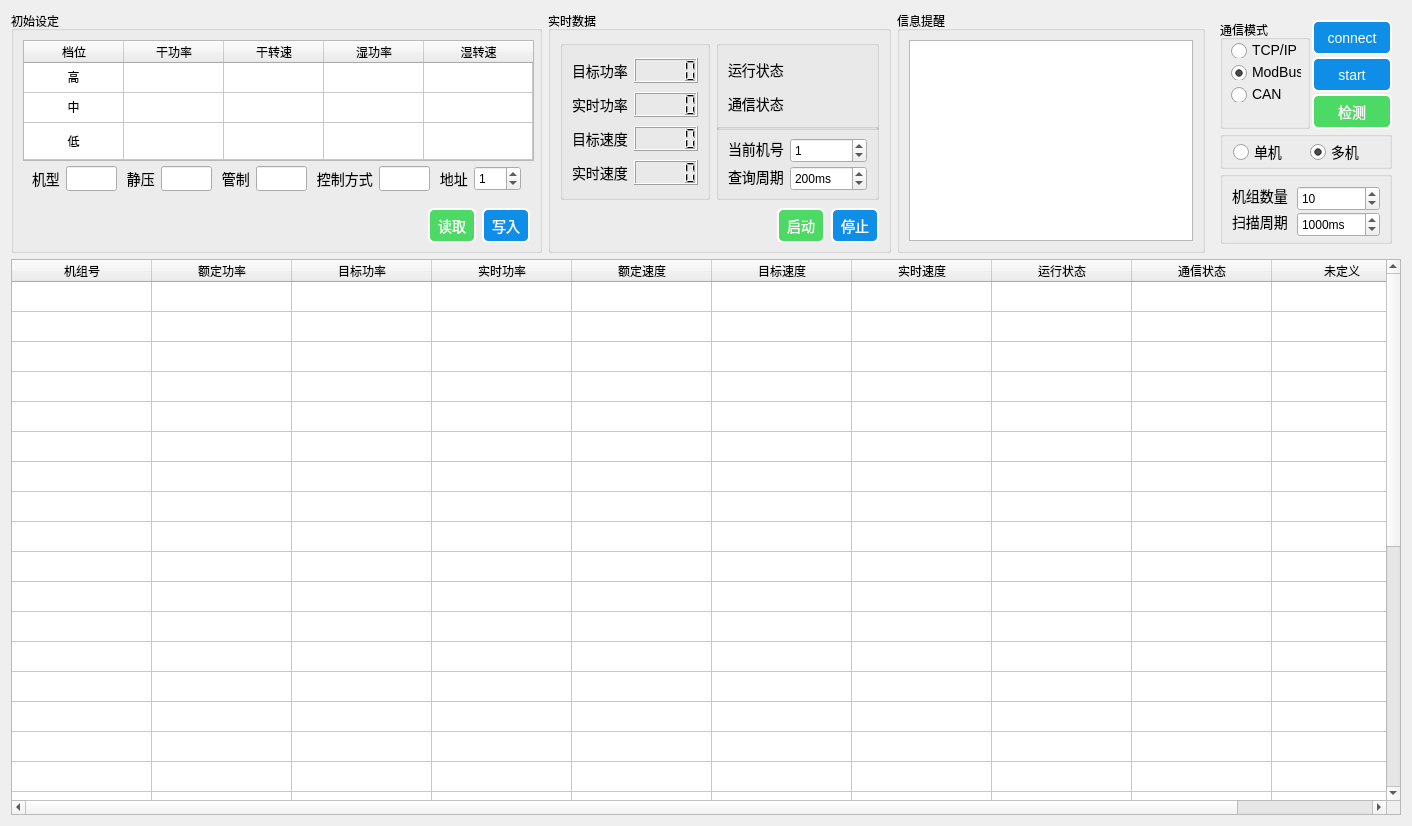
This is userui/fanmotorui.ui in pkzju/QSuperConsole as Qt 5 draws it before an edit. The edited form follows.
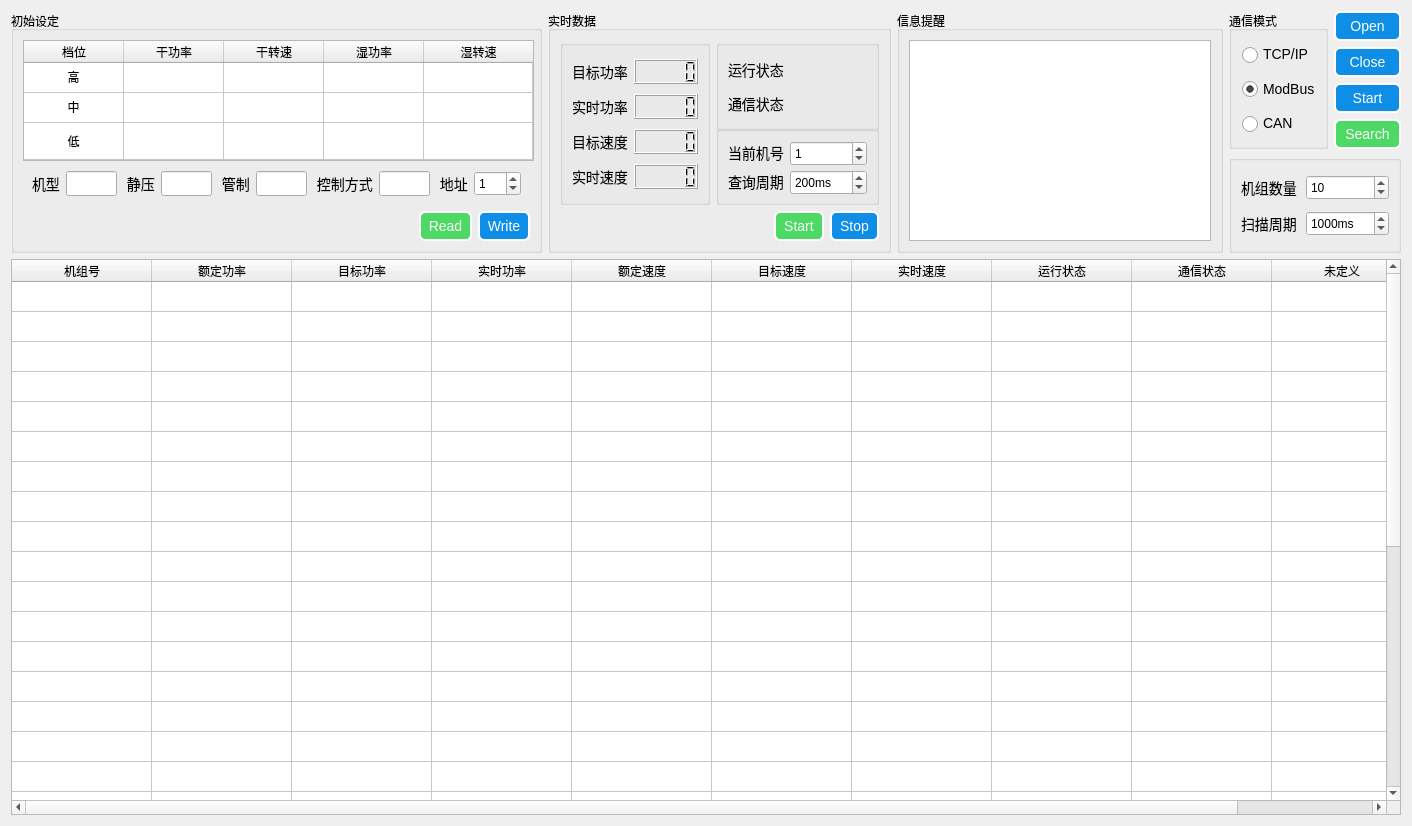
This is the edited form. Icons and pictures are not drawn. Custom widgets are drawn as their Qt base class.

The edit to the form file:
```diff
--- a/userui/fanmotorui.ui
+++ b/userui/fanmotorui.ui
@@ -92,7 +92,7 @@
     	image: url(:/images/skin/images/checkb_check.png);
     }</string>
   </property>
-  <layout class="QGridLayout" name="gridLayout_8">
+  <layout class="QGridLayout" name="gridLayout_9">
    <item row="0" column="0">
     <widget class="QGroupBox" name="groupBox_4">
      <property name="minimumSize">
@@ -369,7 +369,7 @@
        </widget>
       </item>
       <item row="1" column="0">
-       <widget class="QWidget" name="" native="true">
+       <widget class="QWidget" name="widget" native="true">
         <layout class="QHBoxLayout" name="horizontalLayout">
          <item>
           <widget class="QLabel" name="label">
@@ -528,7 +528,7 @@
           <property name="minimumSize">
            <size>
             <width>0</width>
-            <height>35</height>
+            <height>30</height>
            </size>
           </property>
           <property name="maximumSize">
@@ -560,7 +560,7 @@
 }</string>
           </property>
           <property name="text">
-           <string>  读取  </string>
+           <string>  Read  </string>
           </property>
          </widget>
         </item>
@@ -569,7 +569,7 @@
           <property name="minimumSize">
            <size>
             <width>0</width>
-            <height>35</height>
+            <height>30</height>
            </size>
           </property>
           <property name="maximumSize">
@@ -579,7 +579,7 @@
            </size>
           </property>
           <property name="text">
-           <string>  写入  </string>
+           <string>  Write  </string>
           </property>
          </widget>
         </item>
@@ -596,7 +596,7 @@
      <property name="minimumSize">
       <size>
        <width>343</width>
-       <height>0</height>
+       <height>242</height>
       </size>
      </property>
      <property name="maximumSize">
@@ -843,7 +843,7 @@
           <property name="minimumSize">
            <size>
             <width>0</width>
-            <height>35</height>
+            <height>30</height>
            </size>
           </property>
           <property name="maximumSize">
@@ -875,7 +875,7 @@
 }</string>
           </property>
           <property name="text">
-           <string>  启动  </string>
+           <string>  Start  </string>
           </property>
          </widget>
         </item>
@@ -884,7 +884,7 @@
           <property name="minimumSize">
            <size>
             <width>0</width>
-            <height>35</height>
+            <height>30</height>
            </size>
           </property>
           <property name="maximumSize">
@@ -894,7 +894,7 @@
            </size>
           </property>
           <property name="text">
-           <string>  停止  </string>
+           <string>  Stop  </string>
           </property>
          </widget>
         </item>
@@ -905,6 +905,12 @@
    </item>
    <item row="0" column="2">
     <widget class="QGroupBox" name="groupBox_9">
+     <property name="minimumSize">
+      <size>
+       <width>0</width>
+       <height>242</height>
+      </size>
+     </property>
      <property name="maximumSize">
       <size>
        <width>16777215</width>
@@ -922,19 +928,34 @@
     </widget>
    </item>
    <item row="0" column="3">
-    <widget class="QFrame" name="frame">
+    <widget class="QWidget" name="widget" native="true">
+     <property name="minimumSize">
+      <size>
+       <width>0</width>
+       <height>242</height>
+      </size>
+     </property>
      <property name="maximumSize">
       <size>
        <width>16777215</width>
        <height>242</height>
       </size>
      </property>
-     <layout class="QGridLayout" name="gridLayout">
-      <property name="spacing">
-       <number>2</number>
+     <layout class="QGridLayout" name="gridLayout_8">
+      <property name="leftMargin">
+       <number>0</number>
       </property>
-      <item row="0" column="0" rowspan="3">
-       <widget class="QGroupBox" name="groupBox_7">
+      <property name="topMargin">
+       <number>0</number>
+      </property>
+      <property name="rightMargin">
+       <number>0</number>
+      </property>
+      <property name="bottomMargin">
+       <number>0</number>
+      </property>
+      <item row="0" column="0" rowspan="4">
+       <widget class="QGroupBox" name="groupBox_comState">
         <property name="minimumSize">
          <size>
           <width>90</width>
@@ -944,14 +965,14 @@
         <property name="title">
          <string>通信模式</string>
         </property>
+        <layout class="QGridLayout" name="gridLayout">
+         <item row="0" column="0">
         <widget class="QRadioButton" name="radioButton_tcp">
-         <property name="geometry">
-          <rect>
-           <x>10</x>
-           <y>22</y>
-           <width>71</width>
-           <height>16</height>
-          </rect>
+           <property name="sizePolicy">
+            <sizepolicy hsizetype="Minimum" vsizetype="Preferred">
+             <horstretch>0</horstretch>
+             <verstretch>0</verstretch>
+            </sizepolicy>
          </property>
          <property name="text">
           <string>TCP/IP</string>
@@ -960,14 +981,14 @@
           <bool>false</bool>
          </property>
         </widget>
+         </item>
+         <item row="1" column="0">
         <widget class="QRadioButton" name="radioButton_modbus">
-         <property name="geometry">
-          <rect>
-           <x>10</x>
-           <y>44</y>
-           <width>71</width>
-           <height>16</height>
-          </rect>
+           <property name="sizePolicy">
+            <sizepolicy hsizetype="Minimum" vsizetype="Preferred">
+             <horstretch>0</horstretch>
+             <verstretch>0</verstretch>
+            </sizepolicy>
          </property>
          <property name="text">
           <string>ModBus</string>
@@ -976,14 +997,14 @@
           <bool>true</bool>
          </property>
         </widget>
+         </item>
+         <item row="2" column="0">
         <widget class="QRadioButton" name="radioButton_can">
-         <property name="geometry">
-          <rect>
-           <x>10</x>
-           <y>66</y>
-           <width>71</width>
-           <height>16</height>
-          </rect>
+           <property name="sizePolicy">
+            <sizepolicy hsizetype="Minimum" vsizetype="Preferred">
+             <horstretch>0</horstretch>
+             <verstretch>0</verstretch>
+            </sizepolicy>
          </property>
          <property name="text">
           <string>CAN   </string>
@@ -992,6 +1013,8 @@
           <bool>false</bool>
          </property>
         </widget>
+         </item>
+        </layout>
        </widget>
       </item>
       <item row="0" column="1">
@@ -999,51 +1022,70 @@
         <property name="minimumSize">
          <size>
           <width>0</width>
-          <height>35</height>
+          <height>30</height>
          </size>
         </property>
         <property name="maximumSize">
          <size>
           <width>80</width>
-          <height>35</height>
+          <height>30</height>
          </size>
         </property>
         <property name="text">
-         <string>   connect   </string>
+         <string>Open</string>
         </property>
        </widget>
       </item>
       <item row="1" column="1">
+       <widget class="QPushButton" name="disconnectButton">
+        <property name="minimumSize">
+         <size>
+          <width>0</width>
+          <height>30</height>
+         </size>
+        </property>
+        <property name="maximumSize">
+         <size>
+          <width>80</width>
+          <height>30</height>
+         </size>
+        </property>
+        <property name="text">
+         <string>Close</string>
+        </property>
+       </widget>
+      </item>
+      <item row="2" column="1">
        <widget class="QPushButton" name="startButton">
         <property name="minimumSize">
          <size>
           <width>0</width>
-          <height>35</height>
+          <height>30</height>
          </size>
         </property>
         <property name="maximumSize">
          <size>
           <width>80</width>
-          <height>35</height>
+          <height>30</height>
          </size>
         </property>
         <property name="text">
-         <string>  start  </string>
+         <string>  Start  </string>
         </property>
        </widget>
       </item>
-      <item row="2" column="1">
+      <item row="3" column="1">
        <widget class="QPushButton" name="searchButton">
         <property name="minimumSize">
          <size>
           <width>0</width>
-          <height>35</height>
+          <height>30</height>
          </size>
         </property>
         <property name="maximumSize">
          <size>
           <width>80</width>
-          <height>35</height>
+          <height>30</height>
          </size>
         </property>
         <property name="styleSheet">
@@ -1069,7 +1111,7 @@
 }</string>
         </property>
         <property name="text">
-         <string>  检测  </string>
+         <string>  Search  </string>
         </property>
        </widget>
       </item>
@@ -1164,41 +1206,6 @@
         </layout>
        </widget>
       </item>
-      <item row="3" column="0" colspan="2">
-       <widget class="QGroupBox" name="groupBox_10">
-        <property name="title">
-         <string/>
-        </property>
-        <layout class="QHBoxLayout" name="horizontalLayout_5">
-         <property name="topMargin">
-          <number>3</number>
-         </property>
-         <property name="bottomMargin">
-          <number>3</number>
-         </property>
-         <item>
-          <widget class="QRadioButton" name="radioButton_signleMotorMode">
-           <property name="text">
-            <string>单机</string>
-           </property>
-           <property name="checked">
-            <bool>false</bool>
-           </property>
-          </widget>
-         </item>
-         <item>
-          <widget class="QRadioButton" name="radioButton_multiMotorMode">
-           <property name="text">
-            <string>多机</string>
-           </property>
-           <property name="checked">
-            <bool>true</bool>
-           </property>
-          </widget>
-         </item>
-        </layout>
-       </widget>
-      </item>
      </layout>
     </widget>
    </item>
```
Left out of the diff: 2 changed lines with no effect on the pictures. Lines whose indentation alone changed are shown as unchanged.
